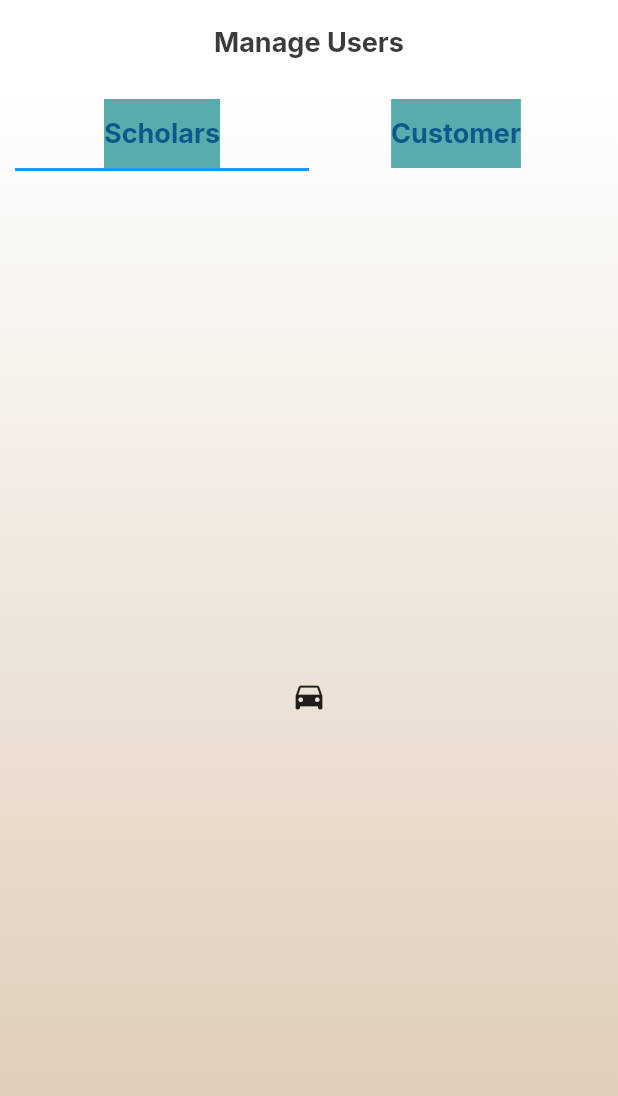
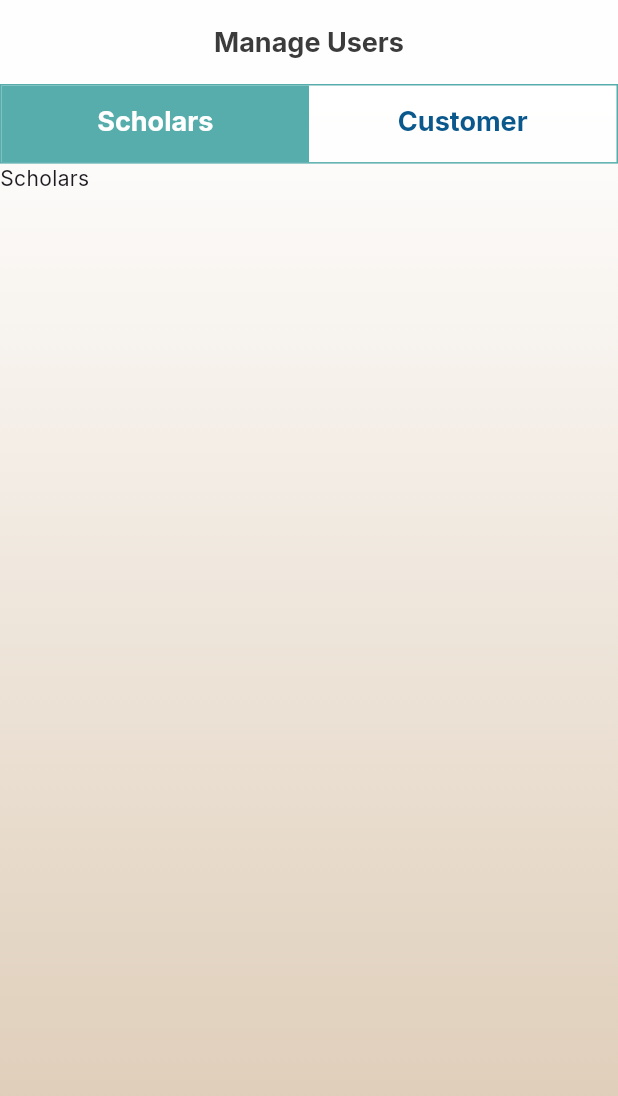
Before and after one commit to SameerGhaffar/islamic_scholars, a Flutter app: the screen it shows after launch, on a phone screen of 412 x 824 dp. Shown: the top 1096 px of the screen. Run offline on Flutter 3.47's test engine with Material 3 defaults, Android fonts, the phone set to English and light mode, and no system bars; our stand-ins replace device_preview, google_fonts.

Commit message:
Wednesday 15 Nov Initial Push

```diff
--- a/lib/main.dart
+++ b/lib/main.dart
@@ -2,7 +2,7 @@ import 'package:device_preview/device_preview.dart';
 import 'package:flutter/foundation.dart';
 import 'package:flutter/material.dart';
 import 'package:google_fonts/google_fonts.dart';
-import 'package:islamic_scholars/screens/admin/manage_users.dart';
+import 'package:islamic_scholars/screens/admin/manage_users/manage_users.dart';
 
 void main() {
   runApp(
--- a/lib/screens/admin/manage_users.dart
+++ /dev/null
@@ -1,82 +0,0 @@
-import 'package:flutter/material.dart';
-import 'package:islamic_scholars/utils/colors.dart';
-import 'package:islamic_scholars/utils/constants.dart';
-import 'package:islamic_scholars/utils/text_style.dart';
-import 'package:islamic_scholars/widgets/appbar_widget.dart';
-
-class ManageUsersScreen extends StatefulWidget {
-  const ManageUsersScreen({super.key});
-
-  @override
-  State<ManageUsersScreen> createState() => _ManageUsersScreenState();
-}
-
-class _ManageUsersScreenState extends State<ManageUsersScreen> {
-  late double screenWidth;
-  late double screenHeight;
-
-  @override
-  Widget build(BuildContext context) {
-    screenWidth = MediaQuery.of(context).size.width;
-    screenHeight = MediaQuery.of(context).size.height;
-
-    return DefaultTabController(
-      length: 2,
-      child: Scaffold(
-        appBar: const MyAppBarWidget(
-          text: "Manage Users",
-          fontWeight: FontWeight.bold,
-          fontSize: 18,
-          elevation: 0.0,
-          bgColor: Colors.white,
-        ),
-        body: Container(
-          padding: const EdgeInsets.symmetric(
-            horizontal: 10,
-            vertical: 10,
-          ),
-          decoration: BoxDecoration(
-            gradient: Constants.skinGradient(),
-          ),
-          child: Column(
-            children: [
-              TabBar(
-
-                tabs: [
-                  buildContainer(text: "Scholars",selected: true),
-                  buildContainer(text: "Customer",selected: true),
-
-                ],
-              ),
-              const Expanded(
-                child: TabBarView(
-                  children: [
-                    Icon(Icons.directions_car),
-                    Icon(Icons.directions_transit),
-                  ],
-                ),
-              ),
-            ],
-          ),
-        ),
-      ),
-    );
-  }
-
-  Widget buildContainer({required String text,required bool selected}) {
-    return Container(
-                  color: selected ? CColors.seaGreen : Colors.white,
-                  child: Tab(
-                    child: Text(
-                      text,
-                      style: AppTextStyles.inter(
-                        style: const TextStyle(
-                            fontSize: 18,
-                            fontWeight: FontWeight.bold,
-                            color: CColors.blue),
-                      ),
-                    ),
-                  ),
-                );
-  }
-}
--- /dev/null
+++ b/lib/screens/admin/manage_users/cutomer_widget.dart
@@ -0,0 +1,14 @@
+import 'package:flutter/material.dart';
+
+class CustomerWidget extends StatelessWidget {
+  const CustomerWidget({super.key});
+
+  @override
+  Widget build(BuildContext context) {
+    return Container(
+      child: Center(
+        child: Text("Customer"),
+      ),
+    );
+  }
+}
--- /dev/null
+++ b/lib/screens/admin/manage_users/manage_users.dart
@@ -0,0 +1,104 @@
+import 'package:flutter/material.dart';
+import 'package:islamic_scholars/screens/admin/manage_users/cutomer_widget.dart';
+import 'package:islamic_scholars/screens/admin/manage_users/scholars_widget.dart';
+import 'package:islamic_scholars/utils/colors.dart';
+import 'package:islamic_scholars/utils/constants.dart';
+import 'package:islamic_scholars/utils/text_style.dart';
+import 'package:islamic_scholars/widgets/appbar_widget.dart';
+
+class ManageUsersScreen extends StatefulWidget {
+  const ManageUsersScreen({super.key});
+
+  @override
+  State<ManageUsersScreen> createState() => _ManageUsersScreenState();
+}
+
+class _ManageUsersScreenState extends State<ManageUsersScreen> {
+  late double screenWidth;
+  late double screenHeight;
+
+  @override
+  Widget build(BuildContext context) {
+    screenWidth = MediaQuery.of(context).size.width;
+    screenHeight = MediaQuery.of(context).size.height;
+
+    return DefaultTabController(
+      length: 2,
+      child: Scaffold(
+        appBar: MyAppBarWidget(
+          text: "Manage Users",
+          fontWeight: FontWeight.bold,
+          fontSize: 18,
+          elevation: 0.0,
+          bgColor: CColors.white75,
+        ),
+        body: Container(
+          decoration: BoxDecoration(
+            gradient: Constants.skinGradient(),
+          ),
+          child: Column(
+            children: [
+              Container(
+                height: screenHeight * 0.0644,
+                decoration: BoxDecoration(
+                  color: CColors.white75,
+                  border: Border.all(
+                    color: CColors.seaGreen,
+                  ),
+                ),
+                child: myTabBar(),
+              ),
+              const Expanded(
+                child: TabBarView(
+                  physics: NeverScrollableScrollPhysics(),
+                  children: [
+                    Expanded(
+                      child: ScholarsWidget(),
+                    ),
+                    Expanded(
+                      child: CustomerWidget(),
+                    )
+                  ],
+                ),
+              ),
+            ],
+          ),
+        ),
+      ),
+    );
+  }
+
+  Widget myTabBar() {
+    return TabBar(
+      labelColor: Colors.white,
+      unselectedLabelColor: CColors.blue,
+      indicator: const BoxDecoration(
+        color: CColors.seaGreen,
+      ),
+      tabs: [
+        Tab(
+          child: Text(
+            "Scholars",
+            style: AppTextStyles.inter(
+              style: const TextStyle(
+                fontSize: 18,
+                fontWeight: FontWeight.bold,
+              ),
+            ),
+          ),
+        ),
+        Tab(
+          child: Text(
+            "Customer",
+            style: AppTextStyles.inter(
+              style: const TextStyle(
+                fontSize: 18,
+                fontWeight: FontWeight.bold,
+              ),
+            ),
+          ),
+        ),
+      ],
+    );
+  }
+}
--- /dev/null
+++ b/lib/screens/admin/manage_users/scholars_widget.dart
@@ -0,0 +1,12 @@
+import 'package:flutter/material.dart';
+
+class ScholarsWidget extends StatelessWidget {
+  const ScholarsWidget({super.key});
+
+  @override
+  Widget build(BuildContext context) {
+    return Container(
+      child: Text("Scholars"),
+    );
+  }
+}
```
